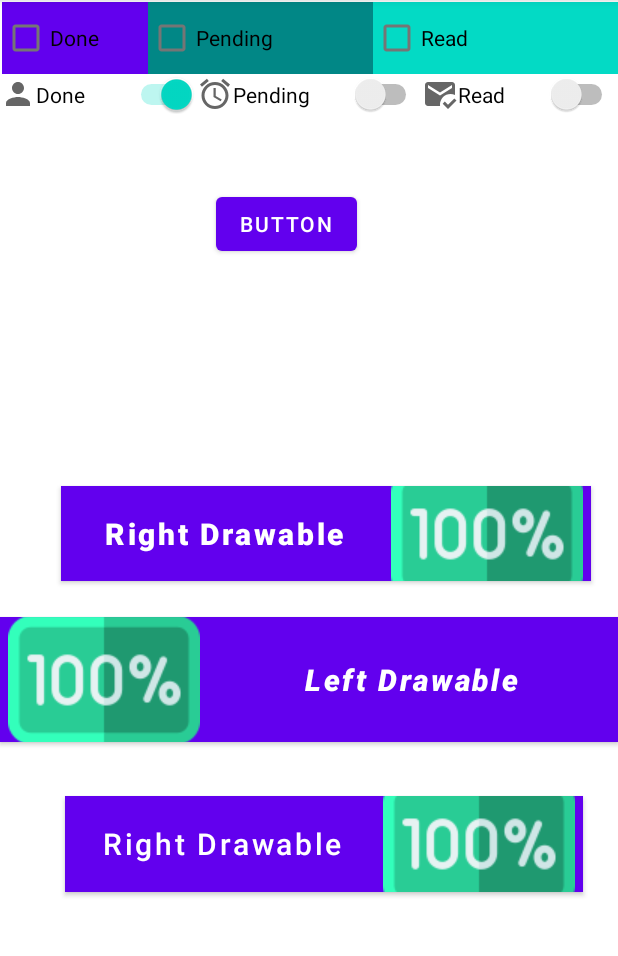
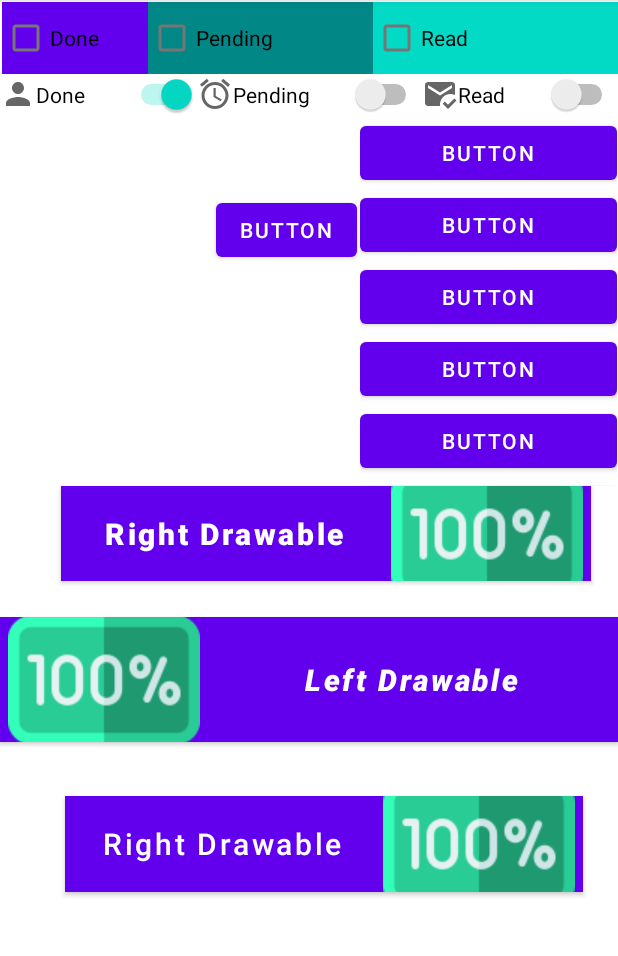
Before and after one commit to Mahreen-Asama/MC-Lect-08-09, an Android app: the screen it shows after launch (MainActivity), on a phone screen of 412 x 824 dp, the part 84-1040 px from its top. Run offline under Robolectric (Android 15) with nearby library versions, the phone set to English and light mode, and no system bars.

Commit message:
scroll view added

```diff
--- a/app/src/main/res/layout/activity_main.xml
+++ b/app/src/main/res/layout/activity_main.xml
@@ -111,7 +111,7 @@
         android:layout_width="wrap_content"
         android:layout_height="wrap_content"
         android:layout_marginStart="144dp"
-        android:layout_marginTop="76dp"
+        android:layout_marginTop="80dp"
         android:layout_marginEnd="173dp"
         android:text="Button"
         app:layout_constraintEnd_toEndOf="parent"
@@ -121,6 +121,7 @@
         tools:ignore="MissingConstraints" />
 
     <LinearLayout
+        android:id="@+id/linearLayout2"
         android:layout_width="0dp"
         android:layout_height="wrap_content"
         android:orientation="horizontal"
@@ -156,4 +157,75 @@
             android:text="Read" />
     </LinearLayout>
 
+    <ScrollView
+        android:layout_width="171dp"
+        android:layout_height="246dp"
+        android:layout_marginStart="1dp"
+        android:layout_marginTop="1dp"
+        app:layout_constraintEnd_toEndOf="parent"
+        app:layout_constraintStart_toEndOf="@+id/button6"
+        app:layout_constraintTop_toBottomOf="@+id/linearLayout2"
+        tools:ignore="MissingConstraints">
+
+        <LinearLayout
+            android:layout_width="match_parent"
+            android:layout_height="wrap_content"
+            android:orientation="vertical">
+
+            <Button
+                android:id="@+id/button9"
+                android:layout_width="match_parent"
+                android:layout_height="wrap_content"
+                android:text="Button" />
+
+            <Button
+                android:id="@+id/button10"
+                android:layout_width="match_parent"
+                android:layout_height="wrap_content"
+                android:text="Button" />
+
+            <Button
+                android:id="@+id/button11"
+                android:layout_width="match_parent"
+                android:layout_height="wrap_content"
+                android:text="Button" />
+
+            <Button
+                android:id="@+id/button16"
+                android:layout_width="match_parent"
+                android:layout_height="wrap_content"
+                android:text="Button" />
+
+            <Button
+                android:id="@+id/button12"
+                android:layout_width="match_parent"
+                android:layout_height="wrap_content"
+                android:text="Button" />
+
+            <Button
+                android:id="@+id/button13"
+                android:layout_width="match_parent"
+                android:layout_height="wrap_content"
+                android:text="Button" />
+
+            <Button
+                android:id="@+id/button14"
+                android:layout_width="match_parent"
+                android:layout_height="wrap_content"
+                android:text="Button" />
+
+            <Button
+                android:id="@+id/button15"
+                android:layout_width="match_parent"
+                android:layout_height="wrap_content"
+                android:text="Button" />
+
+            <Button
+                android:id="@+id/button17"
+                android:layout_width="match_parent"
+                android:layout_height="wrap_content"
+                android:text="Button" />
+        </LinearLayout>
+    </ScrollView>
+
 </androidx.constraintlayout.widget.ConstraintLayout>
```
